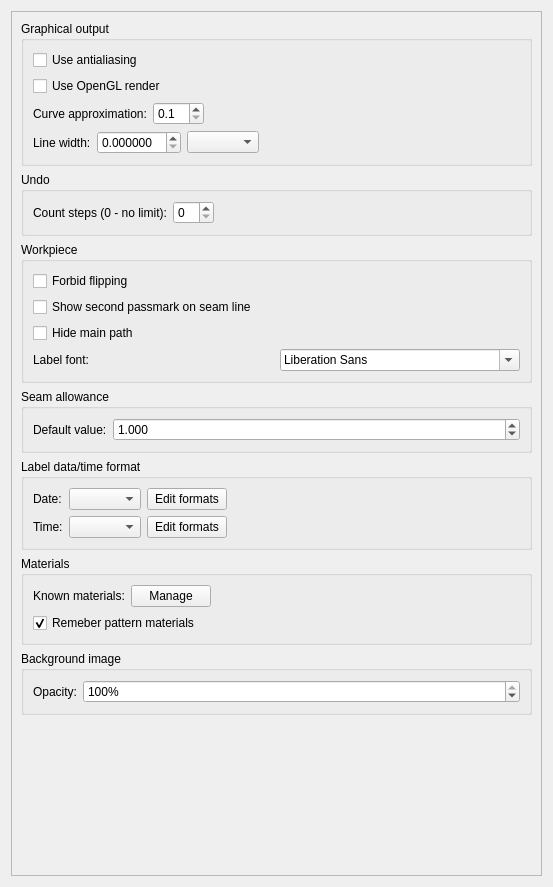
Above: src/app/valentina/dialogs/configpages/preferencespatternpage.ui from dismine/valentina before the change. Below: the same form after it.
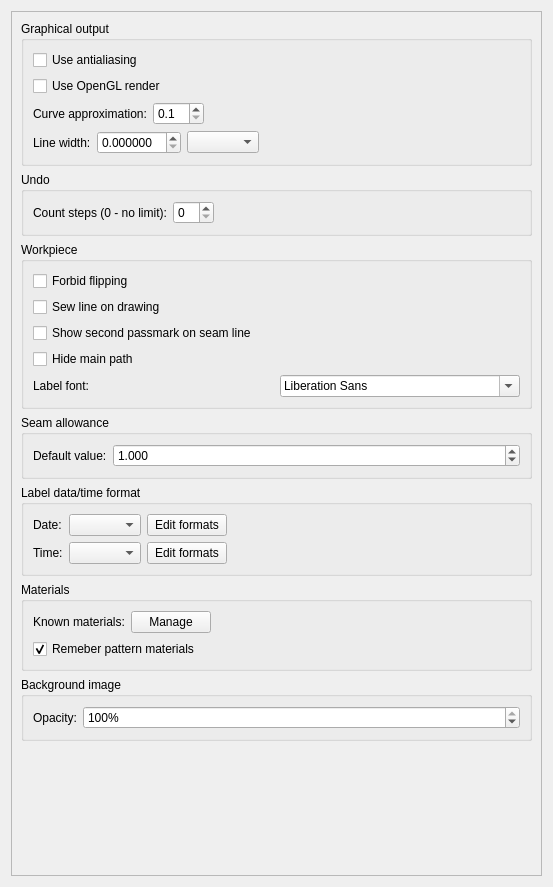
That is the form after the change.

Commit message:
New option "Seam line on drawing".
There are two ways to export a sew line to DXF-AAMA: on Draw layer or Sew line layer. The second is not standard, but preferable way for most CAD systems.

```diff
--- a/src/app/valentina/dialogs/configpages/preferencespatternpage.ui
+++ b/src/app/valentina/dialogs/configpages/preferencespatternpage.ui
@@ -196,6 +196,16 @@
             </property>
            </widget>
           </item>
+          <item>
+           <widget class="QCheckBox" name="checkBoxSewLineOnDrawing">
+            <property name="toolTip">
+             <string>By default export to DXF-AAMA sew line on Draw layer for all new created workpieces</string>
+            </property>
+            <property name="text">
+             <string>Sew line on drawing</string>
+            </property>
+           </widget>
+          </item>
           <item>
            <widget class="QCheckBox" name="doublePassmarkCheck">
             <property name="toolTip">
```
The commit also changes 20 other files.
